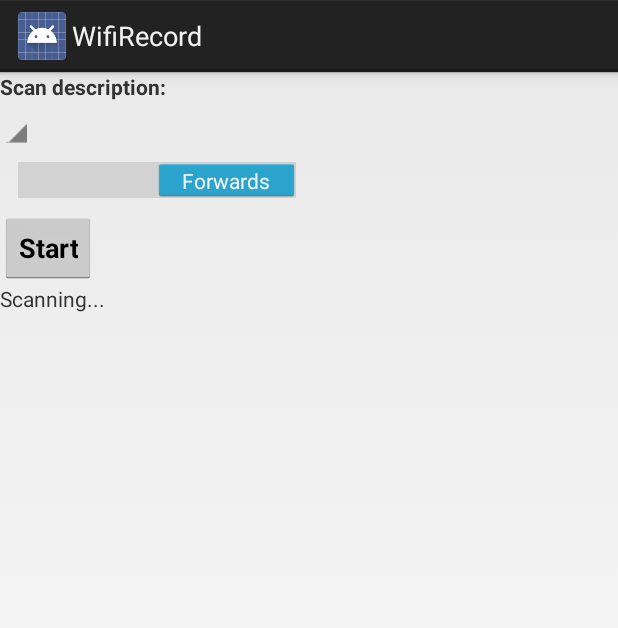
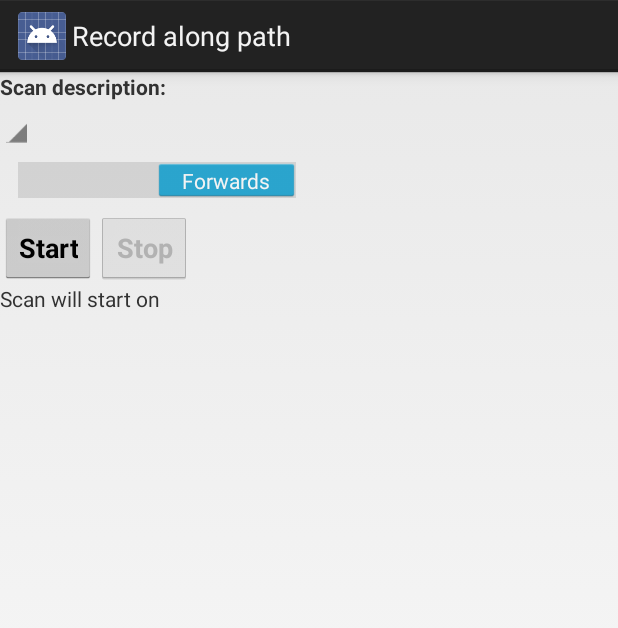
Before and after one commit to JamesLTaylor/WifiRecord, an Android app: the ContinuousRecordActivity screen opened directly, with no data from a screen before it, on a phone screen of 412 x 824 dp. Shown: the top 628 px of the screen. Run offline under Robolectric (Android 15) with nearby library versions, the phone set to English and light mode, and no system bars.

Commit message:
Added extra paths and a stop button to continuous record

```diff
--- a/app/src/main/AndroidManifest.xml
+++ b/app/src/main/AndroidManifest.xml
@@ -21,7 +21,11 @@
             </intent-filter>
         </activity>
         <activity android:name=".ManualRecordActivity" />
-        <activity android:name=".ContinuousRecordActivity" />
+        <activity
+            android:name=".ContinuousRecordActivity"
+            android:label="Record along path"
+            android:screenOrientation="portrait"
+            />
         <activity
             android:name=".SettingsActivity"
             android:label="@string/title_activity_settings" />
--- a/app/src/main/res/layout/activity_continuous_record.xml
+++ b/app/src/main/res/layout/activity_continuous_record.xml
@@ -40,17 +40,30 @@
             android:id="@+id/continuous_record_description">
             android:completionThreshold="0"
         </com.cogn.wifirecord.InstantAutoComplete>-->
+        <LinearLayout
+            android:layout_width="match_parent"
+            android:layout_height="wrap_content"
+            android:orientation="horizontal">
         <Button
             android:layout_width="wrap_content"
             android:layout_height="wrap_content"
             android:textStyle="bold"
-            android:id = "@+id/continuous_record_start"
+            android:enabled="true"
+            android:id = "@+id/btn_continuous_record_start"
             android:text ="Start"/>
+        <Button
+            android:layout_width="wrap_content"
+            android:layout_height="wrap_content"
+            android:textStyle="bold"
+            android:enabled="false"
+            android:id = "@+id/btn_continuous_record_stop"
+            android:text ="Stop"/>
+        </LinearLayout>
 
         <TextView
             android:layout_width="match_parent"
             android:layout_height="match_parent"
-            android:text="Scanning..."
+            android:text="Scan will start on "
             android:id="@+id/continuous_record_info"
             android:layout_gravity="center_horizontal"
             android:clickable="true"/>
```
Also changed, not shown: app/src/main/java/com/cogn/wifirecord/ContinuousRecordActivity.java (+34 -7 lines), app/src/main/res/raw/greenstone_path_descriptions.txt (+26 -14 lines).
